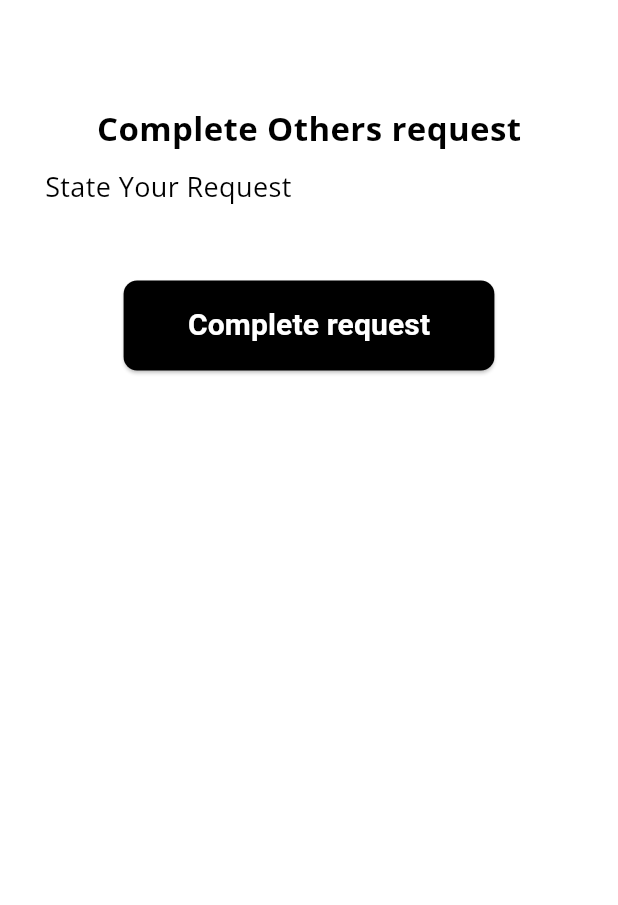
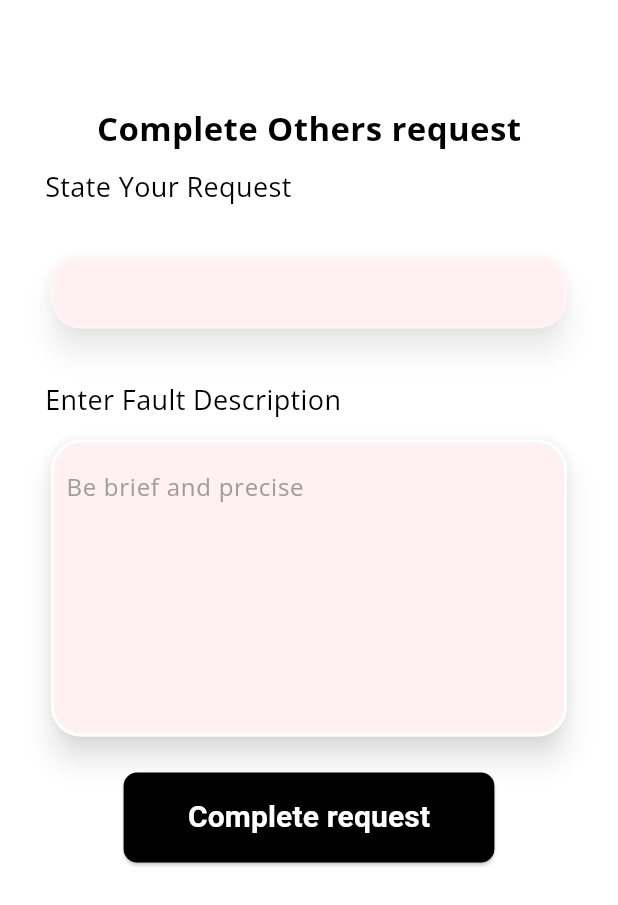
Before and after one commit to Mr-Deee/laundry, a Flutter app: the Dashboard screen opened by its route, after a tap on "Others", on a phone screen of 412 x 824 dp. Shown: the top 905 px of the screen. Run offline on Flutter 3.47's test engine with Material 3 defaults, Android fonts, the phone set to English and light mode, and no system bars; our stand-ins replace animate_do, bouncing_widget, cloud_firestore, curved_navigation_bar, firebase_auth, firebase_core and 8 more; accounts and stored records are empty.

Commit message:
other.dart

```diff
--- a/lib/pages/dashboard.dart
+++ b/lib/pages/dashboard.dart
@@ -19,6 +19,9 @@ class Dashboard extends StatefulWidget {
 }
 
 class _DashboardState extends State<Dashboard> {
+  final PageController _pageController = PageController();
+
+
   @override
   void initState() {
     super.initState();
@@ -34,6 +37,7 @@ class _DashboardState extends State<Dashboard> {
   Widget build(BuildContext context) {
     final name = Provider.of<Client>(context).riderInfo?.firstname ?? "Loading";
     return Scaffold(
+
       bottomNavigationBar: CurvedNavigationBar(
         backgroundColor: Constants.scaffoldBackgroundColor,
         buttonBackgroundColor: Constants.primaryColor,
@@ -66,6 +70,10 @@ Icons.heart_broken,            size: 30.0,
         onTap: (index) {
           setState(() {
             activeIndex = index;
+            _pageController.animateToPage(
+                index,
+                duration: Duration(milliseconds: 300),
+            curve: Curves.easeInOut,);
           });
         },
       ),
@@ -321,7 +329,13 @@ Icons.heart_broken,            size: 30.0,
                             ),
                           ],
                         ),
+                        PageView(
+                          controller: _pageController,
+                          physics: NeverScrollableScrollPhysics(), // Disable swiping between pages
+                          children: [
 
+                          ],
+                        ),
                         // Container(
                         //   height: ScreenUtil().setHeight(100.0),
                         //   child: Center(
--- a/lib/pages/other.dart
+++ b/lib/pages/other.dart
@@ -25,8 +25,8 @@ class Other extends StatefulWidget {
 }
 
 class _OtherdescriptionState extends State<Other> {
-  // TextEditingController requestTitlecontroller = TextEditingController();
-  // TextEditingController Descriptioncontroller = TextEditingController();
+  TextEditingController requestTitlecontroller = TextEditingController();
+  TextEditingController Descriptioncontroller = TextEditingController();
   Map<String, int> itemCountMap = {};
 
   // List<NearbyArtisans>? availableArtisans;
@@ -152,57 +152,70 @@ class _OtherdescriptionState extends State<Other> {
                           const SizedBox(
                             height: 10,
                           ),
-                          // Text('Location',
-                          //     style: GoogleFonts.openSans(
-                          //       color: Colors.black,
-                          //       fontSize: 18,
-                          //     )),
-
-                          //location
-
-                          // Card(
-                          //     elevation: 8,
-                          //     shadowColor: Colors.white70,
-                          //     shape: const RoundedRectangleBorder(
-                          //         borderRadius: BorderRadius.all(
-                          //           Radius.circular(20),
-                          //         ),
-                          //         side: BorderSide(
-                          //             width: 2, color: Colors.white24)),
-                          //     child: Padding(
-                          //       padding: const EdgeInsets.all(10.0),
-                          //       child: Center(
-                          //           child: Column(
-                          //               mainAxisAlignment:
-                          //                   MainAxisAlignment.center,
-                          //               children: [
-                          //             Row(
-                          //               children: <Widget>[
-                          //                 Icon(Icons.location_on),
-                          //                 SizedBox(
-                          //                   width: 8,
-                          //                 ),
-                          //                 Expanded(
-                          //                   child: Column(
-                          //                     crossAxisAlignment:
-                          //                         CrossAxisAlignment.start,
-                          //                     children: <Widget>[
-                          //                       Text(
-                          //                         '${_currentAddress ?? ""}',
-                          //                         style: Theme.of(context)
-                          //                             .textTheme
-                          //                             .caption,
-                          //                       ),
-                          //                     ],
-                          //                   ),
-                          //                 ),
-                          //                 SizedBox(
-                          //                   width: 8,
-                          //                 ),
-                          //               ],
-                          //             ),
-                          //           ])),
-                          //     )),
+                          Card(
+                              elevation: 8,
+                              shadowColor: Colors.white70,
+                              shape: const RoundedRectangleBorder(
+                                  borderRadius: BorderRadius.all(
+                                    Radius.circular(20),
+                                  ),
+                                  side: BorderSide(
+                                      width: 2, color: Colors.white24)),
+                              child: Container(
+                                padding:
+                                const EdgeInsets.symmetric(horizontal: 12),
+                                child: TextField(
+                                  controller: requestTitlecontroller,
+                                  decoration: InputDecoration(
+                                    border: InputBorder.none,
+                                    hintText: "",
+                                    hintStyle: GoogleFonts.openSans(
+                                      color: Colors.grey,
+                                      fontSize: 16,
+                                    ),
+                                  ),
+                                ),
+                              )),
+                          SizedBox(
+                            height: 30,
+                          ),
+                          Text(
+                            'Enter Fault Description',
+                            style: GoogleFonts.openSans(
+                                color: Colors.black, fontSize: 18),
+                          ),
+                          const SizedBox(
+                            height: 10,
+                          ),
+                          Card(
+                            elevation: 8,
+                            shadowColor: Colors.white,
+                            shape: const RoundedRectangleBorder(
+                                borderRadius: BorderRadius.all(
+                                  Radius.circular(20),
+                                ),
+                                side: BorderSide(
+                                    width: 2, color: Colors.white)),
+                            child: Padding(
+                              padding: const EdgeInsets.all(10.0),
+                              child: TextField(
+                                controller: Descriptioncontroller,
+                                maxLines: 6,
+                                cursorColor: Colors.black,
+                                style: const TextStyle(
+                                    color: Colors.black, fontSize: 18),
+                                decoration: InputDecoration(
+                                  hintText: 'Be brief and precise',
+                                  hintStyle: GoogleFonts.openSans(
+                                    color: Colors.grey,
+                                    fontSize: 16,
+                                  ),
+                                  border: InputBorder.none,
+                                  fillColor: Colors.white,
+                                ),
+                              ),
+                            ),
+                          ),
 
                           const SizedBox(
                             height: 10,
```
